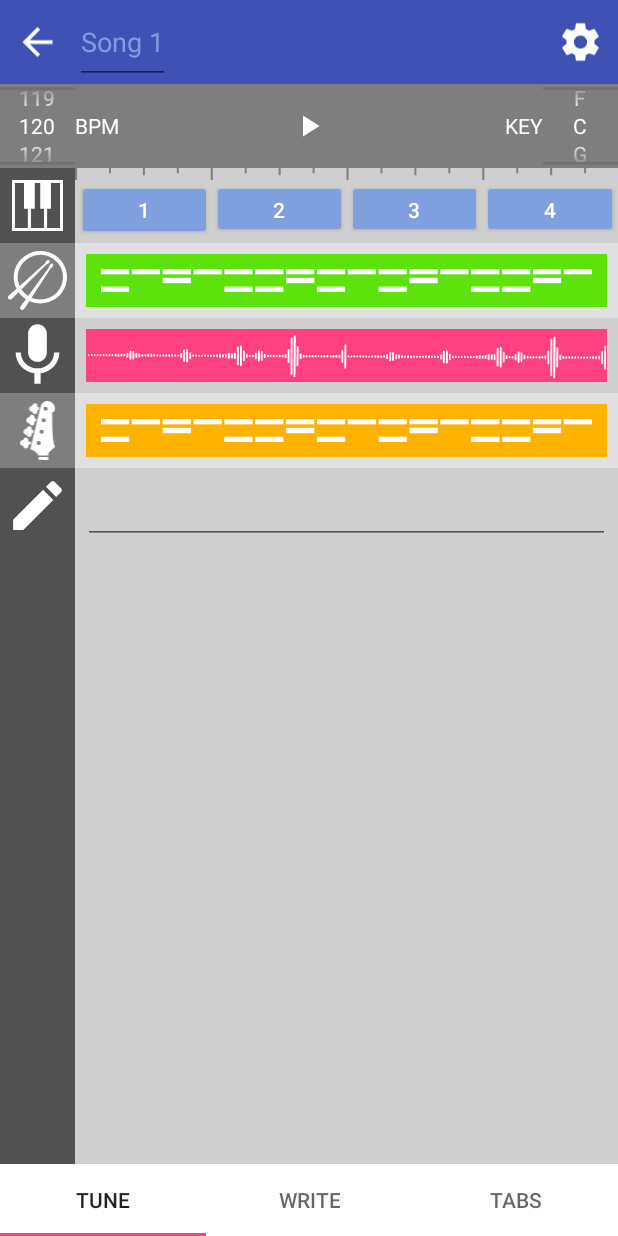
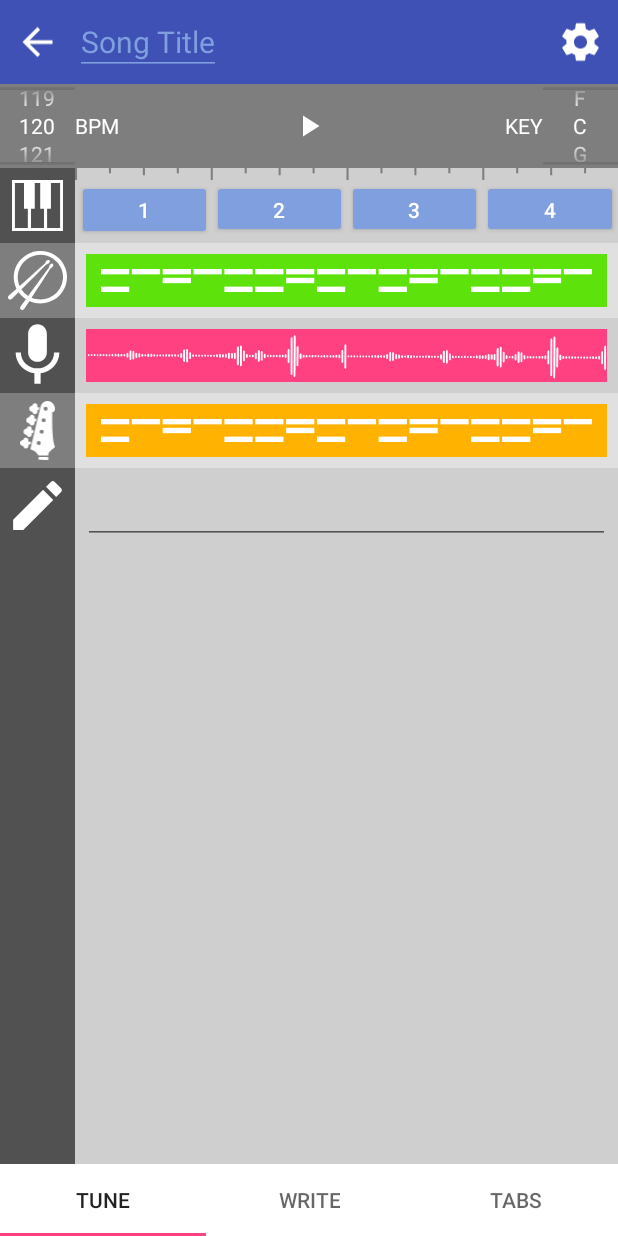
Before and after one commit to CALICAWESOME/MusicApp, an Android app: the screen it shows after launch (DAW), on a phone screen of 412 x 824 dp. Run offline under Robolectric (Android 15) with nearby library versions, the light colour scheme and no system bars.

Commit message:
more polishing stuff

```diff
--- a/app/src/main/res/layout/activity_daw.xml
+++ b/app/src/main/res/layout/activity_daw.xml
@@ -8,9 +8,9 @@
     <RelativeLayout
         android:layout_width="fill_parent"
         android:layout_height="fill_parent"
-        android:layout_alignParentStart="true"
+        android:background="@color/bg2"
         android:layout_alignParentTop="true"
-        android:background="@color/bg2">
+        android:layout_alignParentStart="true">
 
         <android.support.v7.widget.Toolbar
             android:id="@+id/bar"
@@ -322,14 +322,19 @@
 
         <EditText
             android:id="@+id/myEditText"
+            style="@style/EditText.SongTitle"
             android:layout_width="wrap_content"
             android:layout_height="match_parent"
             android:layout_above="@+id/toolbar"
             android:layout_alignStart="@+id/playhead"
-            android:hint="Song 1"
+            android:layout_marginBottom="6dp"
+            android:layout_marginTop="5dp"
+            android:hint="Song Title"
+            android:paddingBottom="0dp"
+            android:paddingTop="0dp"
             android:singleLine="true"
-            android:textColor="@color/white"
-            android:textColorHint="@color/colorPrimaryLight" />
+            android:textSize="20sp"
+            android:theme="@style/EditText.SongTitle" />
 
     </RelativeLayout>
 
--- a/app/src/main/res/values/styles.xml
+++ b/app/src/main/res/values/styles.xml
@@ -12,6 +12,13 @@
         <item name="android:textColorPrimary">@color/white</item>
     </style>
 
+    <style name="EditText.SongTitle" parent="Widget.AppCompat.EditText">
+        <item name="android:textColor">@android:color/white</item>
+        <item name="android:textColorHint">@color/colorPrimaryLight</item>
+        <item name="colorControlNormal">@color/colorPrimaryLight</item>
+        <item name="colorControlActivated">@color/colorAccent</item>
+    </style>
+
     <style name="AppThemeNoBar" parent="Theme.AppCompat.Light.NoActionBar">
         <item name="colorPrimary">@color/colorPrimary</item>
         <item name="colorPrimaryDark">@color/colorPrimaryDark</item>
```
